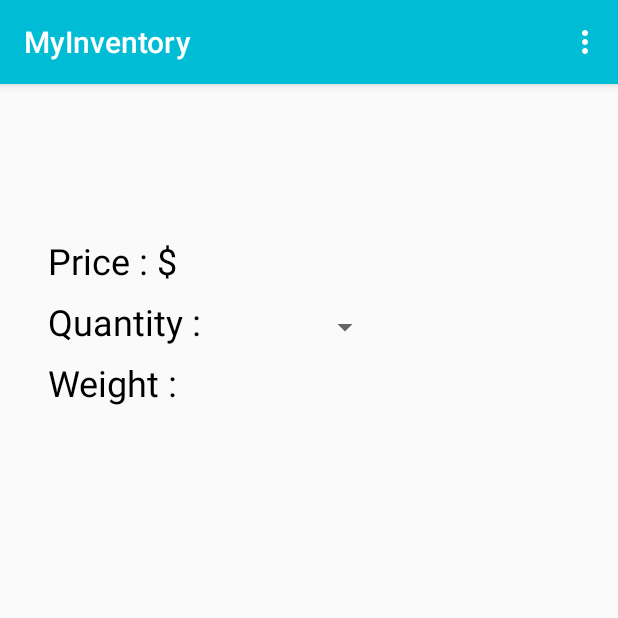
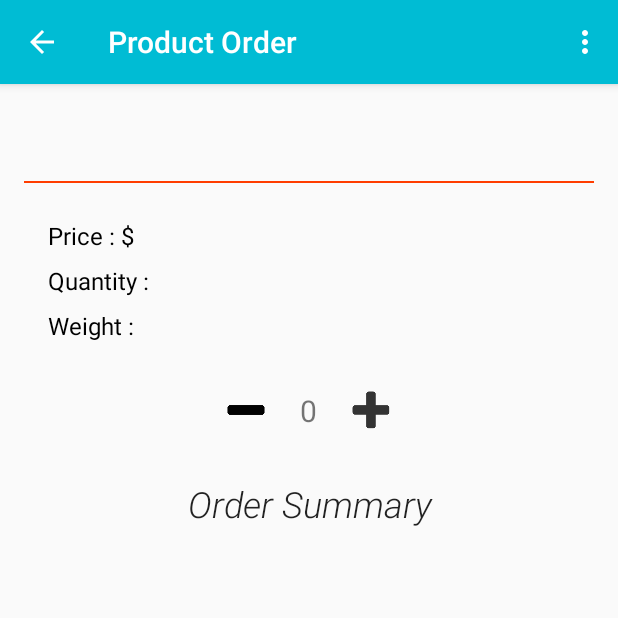
Before and after one commit to fernandoapeguero/MyInventoryApp, an Android app: the ProductOrder screen opened directly, with no data from a screen before it, on a phone screen of 412 x 824 dp, the top half of it. Run offline under Robolectric (Android 15) with nearby library versions, the phone set to English and light mode, and no system bars; our stand-ins replace ButterKnife.

Commit message:
finish the product purchase activity method are set need to do sanity check

```diff
--- a/app/src/main/AndroidManifest.xml
+++ b/app/src/main/AndroidManifest.xml
@@ -27,7 +27,11 @@
             android:authorities="com.inventoryprovider"
             android:exported="false" />
 
-        <activity android:name=".ProductOrder"></activity>
+        <activity
+            android:label="Product Order"
+            android:parentActivityName=".ProductActivity"
+            android:name=".ProductOrder"
+            tools:targetApi="jelly_bean" />
     </application>
 
 </manifest>
--- a/app/src/main/java/com/fernandoapeguero/myinventory/ProductOrder.java
+++ b/app/src/main/java/com/fernandoapeguero/myinventory/ProductOrder.java
@@ -1,39 +1,248 @@
 package com.fernandoapeguero.myinventory;
 
+import android.app.LoaderManager;
+import android.content.ContentValues;
+import android.content.CursorLoader;
 import android.content.Intent;
+import android.content.Loader;
+import android.database.Cursor;
 import android.net.Uri;
 import android.os.Bundle;
 import android.support.v7.app.AppCompatActivity;
 import android.view.Menu;
 import android.view.MenuInflater;
 import android.view.MenuItem;
+import android.view.View;
+import android.widget.Button;
+import android.widget.TextView;
+import android.widget.Toast;
 
-public class ProductOrder extends AppCompatActivity {
+import com.fernandoapeguero.myinventory.data.InventoryContract.InventoryEntrys;
+
+import butterknife.BindView;
+import butterknife.ButterKnife;
+
+public class ProductOrder extends AppCompatActivity implements LoaderManager.LoaderCallbacks<Cursor> {
+
+    @BindView(R.id.product_name_order)
+    TextView nameOrder;
+    @BindView(R.id.quantity_order_textview)
+    TextView quantityOrder;
+    @BindView(R.id.product_price_order_textview)
+    TextView priceOrder;
+    @BindView(R.id.weight_order_textview)
+    TextView weightOrder;
+
+    @BindView(R.id.summarize_order)
+    TextView summarize_textview;
+    @BindView(R.id.order_now)
+    Button orderNow;
+
+    @BindView(R.id.minus_button)
+    Button minusButton;
+    @BindView(R.id.plus_button)
+    Button plusButton;
+    @BindView(R.id.quantity_live_textview)
+    TextView liveQuantityTextview;
+
+    private int productQuantity;
+    private double productPrice;
+    private int productWeight;
+    private int myOrderQuantity = 0;
 
     private Uri mCurrentUri;
+
+    private static final int ORDER_PRODUCT_LOADER = 1;
 
     @Override
     protected void onCreate(Bundle savedInstanceState) {
         super.onCreate(savedInstanceState);
         setContentView(R.layout.product_order);
-
+        ButterKnife.bind(this);
 
         Intent intent = getIntent();
 
         mCurrentUri = intent.getData();
+
+        if (mCurrentUri != null) {
+            getLoaderManager().initLoader(ORDER_PRODUCT_LOADER, null, this);
+
+        }
+        buyProduct();
+
+        orderNow.setVisibility(View.GONE);
+
+
+    }
+
+    private void editProduct() {
+
+        Intent intent = new Intent(ProductOrder.this, AddAProduct.class);
+
+        Uri contenUri = mCurrentUri;
+
+        intent.setData(contenUri);
+
+        startActivity(intent);
+
     }
 
     @Override
     public boolean onCreateOptionsMenu(Menu menu) {
-
         MenuInflater inflater = getMenuInflater();
-
-        inflater.inflate(R.menu.edit_product,menu);
+        inflater.inflate(R.menu.edit_product, menu);
         return true;
     }
 
     @Override
     public boolean onOptionsItemSelected(MenuItem item) {
-        return super.onOptionsItemSelected(item);
+        switch (item.getItemId()) {
+            case R.id.edi_product_onmenu:
+                editProduct();
+                finish();
+                return true;
+            default:
+                return super.onOptionsItemSelected(item);
+
+        }
+    }
+
+    @Override
+    public Loader<Cursor> onCreateLoader(int id, Bundle args) {
+        String[] projection = {
+                InventoryEntrys._ID,
+                InventoryEntrys.PRODUCT_NAME,
+                InventoryEntrys.PRODUCT_PRICE,
+                InventoryEntrys.PRODUCT_QUANTITY,
+                InventoryEntrys.PRODUCT_WEIGHT
+
+        };
+
+        return new CursorLoader(this, mCurrentUri, projection, null, null, null);
+    }
+
+    @Override
+    public void onLoadFinished(Loader<Cursor> loader, Cursor cursor) {
+
+        if (cursor == null || cursor.getCount() < 1) {
+            return;
+        }
+
+        if (cursor.moveToFirst()) {
+
+            int nameColumnIndex = cursor.getColumnIndex(InventoryEntrys.PRODUCT_NAME);
+            int priceColumnIndex = cursor.getColumnIndex(InventoryEntrys.PRODUCT_PRICE);
+            int quantityColumnIndex = cursor.getColumnIndex(InventoryEntrys.PRODUCT_QUANTITY);
+            int weightColumnIndex = cursor.getColumnIndex(InventoryEntrys.PRODUCT_WEIGHT);
+
+            String productName = cursor.getString(nameColumnIndex);
+            productPrice = cursor.getDouble(priceColumnIndex);
+            productQuantity = cursor.getInt(quantityColumnIndex);
+            productWeight = cursor.getInt(weightColumnIndex);
+
+
+            nameOrder.setText(productName);
+            priceOrder.setText(Double.toString(productPrice));
+            quantityOrder.setText(Integer.toString(productQuantity));
+            weightOrder.setText(Integer.toString(productWeight));
+
+            if (productQuantity == 0 ){
+
+                Toast.makeText(this, "This item is out of stock select another product", Toast.LENGTH_SHORT).show();
+                getContentResolver().delete(mCurrentUri,null,null);
+                finish();
+            }
+
+
+        }
+    }
+
+    private void buyProduct() {
+
+        liveQuantityTextview.setText("" + myOrderQuantity);
+
+        plusButton.setOnClickListener(new View.OnClickListener() {
+            @Override
+            public void onClick(View v) {
+
+                myOrderQuantity += 1;
+                if (myOrderQuantity > productQuantity) {
+
+                    myOrderQuantity = productQuantity;
+
+                } else if (productQuantity == 0) {
+                    myOrderQuantity = 0;
+                    liveQuantityTextview.setText("" + myOrderQuantity);
+                } else {
+                    liveQuantityTextview.setText("" + myOrderQuantity);
+                    updateInformation(myOrderQuantity);
+                }
+            }
+        });
+
+        minusButton.setOnClickListener(new View.OnClickListener() {
+            @Override
+            public void onClick(View v) {
+                myOrderQuantity -= 1;
+                if (myOrderQuantity < 0) {
+
+                    myOrderQuantity = 0;
+
+                } else if (productQuantity == 0) {
+                    myOrderQuantity = 0;
+                    liveQuantityTextview.setText("" + myOrderQuantity);
+                } else {
+                    liveQuantityTextview.setText("" + myOrderQuantity);
+                    updateInformation(myOrderQuantity);
+                }
+            }
+        });
+
+    }
+
+    private void updateInformation(int localQuantity) {
+
+        final int productQuantity = Integer.parseInt(quantityOrder.getText().toString().trim());
+
+        if (localQuantity <= productQuantity) {
+
+            int totalWeight = localQuantity * productWeight;
+
+            int totalPrice = (int) (localQuantity * productPrice);
+
+            int newValue = productQuantity - localQuantity;
+
+            if (newValue < 0) {
+
+                newValue = 0;
+            }
+            orderNow.setVisibility(View.VISIBLE);
+
+            summarize_textview.setText("Product : " + nameOrder.getText() + "\n" + "Quantity Order : " + localQuantity + "\n" + "Order Total : $" + totalPrice + "\n" + "Order Weight : " + totalWeight);
+
+            final int finalNewValue = newValue;
+            orderNow.setOnClickListener(new View.OnClickListener() {
+                @Override
+                public void onClick(View v) {
+                    ContentValues values = new ContentValues();
+                    values.put(InventoryEntrys.PRODUCT_QUANTITY, finalNewValue);
+
+                    getContentResolver().update(mCurrentUri, values, null, null);
+                    finish();
+                }
+            });
+
+        }
+
+    }
+
+    @Override
+    public void onLoaderReset(Loader<Cursor> loader) {
+
+        nameOrder.setText("");
+        priceOrder.setText("");
+        weightOrder.setText("");
+        quantityOrder.setText("");
+
     }
 }
--- a/app/src/main/java/com/fernandoapeguero/myinventory/data/InventoryCursorAdapter.java
+++ b/app/src/main/java/com/fernandoapeguero/myinventory/data/InventoryCursorAdapter.java
@@ -19,8 +19,6 @@ import butterknife.ButterKnife;
  */
 
 public class InventoryCursorAdapter extends CursorAdapter {
-
-
 
     public InventoryCursorAdapter(Context context, Cursor cursor) {
         super(context, cursor, 0);
--- a/app/src/main/res/layout/add_product.xml
+++ b/app/src/main/res/layout/add_product.xml
@@ -34,7 +34,7 @@
                 android:id="@+id/product_price_editfield"
                 style="@style/add_product_edit_text_style"
                 android:hint="@string/price"
-                android:inputType="number" />
+                android:inputType="numberDecimal" />
         </LinearLayout>
 
 
--- a/app/src/main/res/layout/product_order.xml
+++ b/app/src/main/res/layout/product_order.xml
@@ -1,5 +1,5 @@
 <?xml version="1.0" encoding="utf-8"?>
-<ScrollView xmlns:android="http://schemas.android.com/apk/res/android"
+<RelativeLayout xmlns:android="http://schemas.android.com/apk/res/android"
     xmlns:app="http://schemas.android.com/apk/res-auto"
     xmlns:tools="http://schemas.android.com/tools"
     android:layout_width="match_parent"
@@ -8,79 +8,162 @@
     android:padding="16dp"
     tools:context="com.fernandoapeguero.myinventory.ProductOrder">
 
+    <ScrollView
+        android:layout_width="match_parent"
+        android:layout_height="match_parent">
+
         <LinearLayout
             android:layout_width="match_parent"
             android:layout_height="wrap_content"
             android:orientation="vertical">
 
             <TextView
-            android:id="@+id/product_name_field"
+                android:id="@+id/product_name_order"
                 android:layout_width="match_parent"
                 android:layout_height="wrap_content"
                 android:gravity="center"
-            android:paddingTop="16dp"
-            android:textColor="@android:color/black"
-            android:textSize="34sp"
+                android:paddingBottom="8dp"
+                android:paddingTop="8dp"
+                android:textColor="@color/colorPrimary"
+                android:textSize="24sp"
                 tools:text="Smoke Turkey" />
 
-        <LinearLayout
-            android:orientation="horizontal"
+            <View
                 android:layout_width="match_parent"
-            android:layout_height="wrap_content">
+                android:layout_height="1dp"
+                android:background="@color/colorAccent"
+                android:paddingTop="16dp" />
 
             <LinearLayout
+                android:layout_width="match_parent"
+                android:layout_height="wrap_content"
+                android:orientation="horizontal">
+
+                <LinearLayout
+                    android:layout_width="0dp"
+                    android:layout_height="wrap_content"
+                    android:layout_weight="1"
+                    android:orientation="vertical"
                     android:paddingLeft="16dp"
-                android:layout_width="0dp"
-                android:layout_weight="1"
-                android:layout_height="wrap_content"
-                android:orientation="vertical"
                     android:paddingTop="16dp">
 
                     <TextView
                         style="@style/purchase_order_textview_style"
                         android:text="@string/price_textview"
-                    android:textColor="@android:color/black"/>
+                        android:textColor="@android:color/black" />
 
 
                     <TextView
                         style="@style/purchase_order_textview_style"
                         android:text="@string/quantity_textview"
-                    android:textColor="@android:color/black"/>
+                        android:textColor="@android:color/black" />
 
                     <TextView
                         style="@style/purchase_order_textview_style"
-                   android:textColor="@android:color/black"
-                    android:text="@string/weight_textview"/>
+                        android:text="@string/weight_textview"
+                        android:textColor="@android:color/black" />
 
 
                 </LinearLayout>
 
                 <LinearLayout
-                android:paddingTop="16dp"
                     android:layout_width="0dp"
+                    android:layout_height="wrap_content"
                     android:layout_weight="1"
+                    android:orientation="vertical"
+                    android:paddingTop="16dp">
+
+                    <TextView
+                        android:id="@+id/product_price_order_textview"
+                        style="@style/purchase_order_textview_style"
+                        android:textColor="@color/colorPrimaryDark"
+                        tools:text="12.99" />
+
+                    <TextView
+                        android:id="@+id/quantity_order_textview"
+                        style="@style/purchase_order_textview_style"
+                        android:textColor="@color/colorPrimaryDark"
+                        tools:text="12" />
+
+                    <TextView
+                        android:id="@+id/weight_order_textview"
+                        style="@style/purchase_order_textview_style"
+                        android:textColor="@color/colorPrimaryDark"
+                        tools:text="25kg" />
+
+                </LinearLayout>
+
+            </LinearLayout>
+
+            <LinearLayout
+                android:layout_width="match_parent"
+                android:layout_height="wrap_content"
+                android:gravity="center"
+                android:orientation="horizontal"
+                android:paddingBottom="16dp"
+                android:paddingTop="16dp">
+
+                <Button
+                    android:id="@+id/minus_button"
+                    style="@style/Widget.AppCompat.Button.Borderless"
+                    android:layout_width="40dp"
+                    android:layout_height="40dp"
+                    android:background="@drawable/minus_png" />
+
+                <TextView
+                    android:id="@+id/quantity_live_textview"
+                    android:layout_width="wrap_content"
+                    android:layout_height="wrap_content"
+                    android:padding="16dp"
+                    android:textSize="20sp"
+                    tools:text="15" />
+
+                <Button
+                    android:id="@+id/plus_button"
+                    style="@style/Widget.AppCompat.Button.Borderless"
+                    android:layout_width="40dp"
+                    android:layout_height="40dp"
+                    android:background="@drawable/plus_icon_black" />
+
+            </LinearLayout>
+
+            <LinearLayout
+                android:layout_width="match_parent"
                 android:layout_height="wrap_content"
                 android:orientation="vertical">
 
                 <TextView
-                    style="@style/purchase_order_textview_style"
-                    tools:text="12.99"
-                   />
+                    android:layout_width="match_parent"
+                    android:layout_height="wrap_content"
+                    android:fontFamily="sans-serif-light"
+                    android:gravity="center"
+                    android:text="@string/order_summary"
+                    android:textAppearance="?android:textAppearanceLarge"
+                    android:textSize="24sp"
+                    android:textStyle="italic" />
 
-                <Spinner
-                    android:layout_marginTop="16dp"
-                    style="@style/purchase_order_textview_style"
-                    android:id="@+id/quantity_spinner"
-                   />
 
                 <TextView
-                    tools:text="25kg"
-                    style="@style/purchase_order_textview_style"/>
+                   android:layout_gravity="center_vertical"
+                    android:padding="16dp"
+                    android:id="@+id/summarize_order"
+                    android:layout_width="match_parent"
+                    android:layout_height="200dp"
+                    android:textSize="24sp" />
 
-            </LinearLayout>
 
             </LinearLayout>
 
         </LinearLayout>
 
     </ScrollView>
+
+    <Button
+        android:id="@+id/order_now"
+        style="?android:buttonBarButtonStyle"
+        android:layout_width="match_parent"
+        android:layout_height="wrap_content"
+        android:layout_alignParentBottom="true"
+        android:text="@string/order_now"
+        android:textSize="24sp" />
+</RelativeLayout>
--- a/app/src/main/res/values/strings.xml
+++ b/app/src/main/res/values/strings.xml
@@ -18,4 +18,6 @@
     <string name="quantity_textview">Quantity :&#160;</string>
     <string name="weight_textview">Weight :&#160;</string>
     <string name="kg">kg</string>
+    <string name="order_summary">Order Summary</string>
+    <string name="order_now">Order Now</string>
 </resources>
--- a/app/src/main/res/values/styles.xml
+++ b/app/src/main/res/values/styles.xml
@@ -47,7 +47,8 @@
     <style name="purchase_order_textview_style">
         <item name="android:layout_width">wrap_content</item>
         <item name="android:layout_height">wrap_content</item>
-        <item name="android:textSize">24sp</item>
+        <item name="android:textSize">16sp</item>
+        <item name="android:textColor">@android:color/black</item>
         <item name="android:paddingTop">8dp</item>
 
 
```
Also changed, not shown: app/src/main/java/com/fernandoapeguero/myinventory/AddAProduct.java (+87 -15 lines), app/src/main/java/com/fernandoapeguero/myinventory/data/InventoryProvider.java (+24 -27 lines), app/src/main/res/drawable-hdpi/minus_png.png (added), app/src/main/res/drawable-mdpi/minus_png.png (added), app/src/main/res/drawable-xhdpi/minus_png.png (added), app/src/main/res/drawable-xxhdpi/minus_png.png (added), app/src/main/res/drawable-xxxhdpi/minus_png.png (added). Lines whose indentation alone changed are shown as unchanged.
